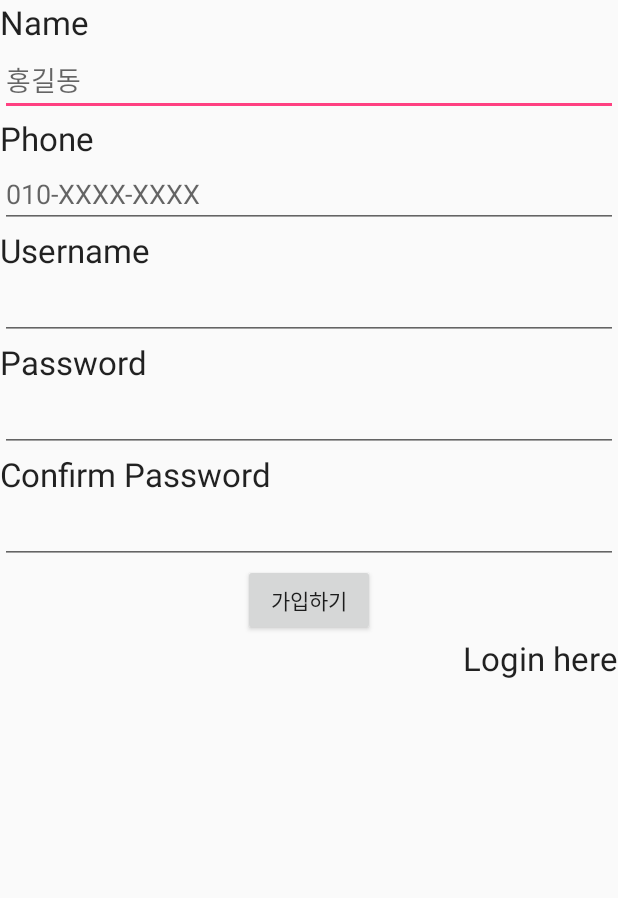
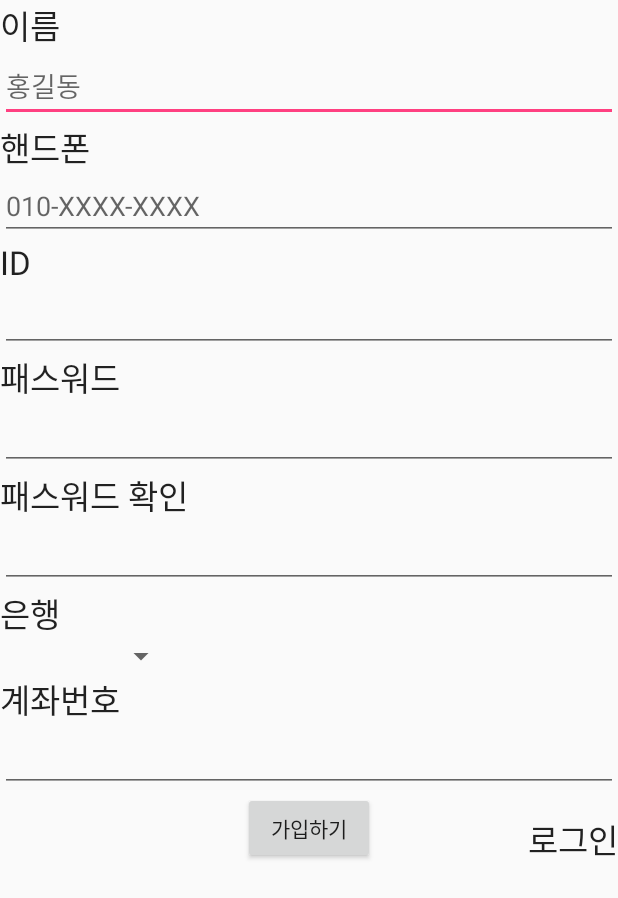
Before and after one commit to kstghkm/Piggy_B, an Android app: the screen it shows after launch (Register), after a tap on "회원가입", on a phone screen of 412 x 824 dp. Shown: the top 898 px of the screen. Run offline under Robolectric (Android 15) with nearby library versions, the phone set to English and light mode, and no system bars.

```diff
--- a/Piggy-B/app/build.gradle
+++ b/Piggy-B/app/build.gradle
@@ -6,7 +6,7 @@ android {
 
     defaultConfig {
         applicationId "company.co.kr.piggy_b"
-        minSdkVersion 23
+        minSdkVersion 19
         targetSdkVersion 23
         versionCode 1
         versionName "1.0"
@@ -21,8 +21,8 @@ android {
 }
 
 dependencies {
-    compile fileTree(dir: 'libs', include: ['*.jar'])
+    compile fileTree(include: ['*.jar'], dir: 'libs')
     testCompile 'junit:junit:4.12'
     compile 'com.android.support:appcompat-v7:23.3.0'
-   // compile 'org.apache.httpcomponents:httpclient:4.5'
+    // compile 'org.apache.httpcomponents:httpclient:4.5'
 }
--- a/Piggy-B/app/src/main/AndroidManifest.xml
+++ b/Piggy-B/app/src/main/AndroidManifest.xml
@@ -1,8 +1,12 @@
 <?xml version="1.0" encoding="utf-8"?>
 <manifest xmlns:android="http://schemas.android.com/apk/res/android"
     package="company.co.kr.piggy_b">
+    <uses-feature
+        android:name="android.hardware.nfc"
+        android:required="true"/>
+    <uses-permission android:name="android.permission.NFC"/>
+    <uses-permission android:name="android.permission.INTERNET"/>
 
-    <uses-permission android:name="android.permission.INTERNET"></uses-permission>
     <application
         android:allowBackup="true"
         android:icon="@mipmap/ic_launcher"
--- /dev/null
+++ b/Piggy-B/app/src/main/java/company/co/kr/piggy_b/BackPressCloseHandler.java
@@ -0,0 +1,36 @@
+package company.co.kr.piggy_b;
+
+import android.app.Activity;
+import android.widget.Toast;
+
+/**
+ * Created by user on 2016-06-05.
+ */
+public class BackPressCloseHandler {
+    private long backKeyPressedTime = 0;
+    private Toast toast;
+    private Activity activity;
+
+    public BackPressCloseHandler(Activity context) {
+        this.activity = context;
+    }
+
+    public void onBackPressed() {
+        if (System.currentTimeMillis() > backKeyPressedTime + 2000) {
+            backKeyPressedTime = System.currentTimeMillis();
+            showGuide();
+            return;
+        }
+        if (System.currentTimeMillis() <= backKeyPressedTime + 2000) {
+            toast.cancel();
+            //activity.finish();
+            System.exit(0);
+            //android.os.Process.killProcess(android.os.Process.myPid());
+        }
+    }
+
+    public void showGuide() {
+        toast = Toast.makeText(activity, "\'뒤로\'버튼을 한번 더 누르시면 종료됩니다.", Toast.LENGTH_SHORT);
+        toast.show();
+    }
+}
--- a/Piggy-B/app/src/main/java/company/co/kr/piggy_b/GetUserCallback.java
+++ b/Piggy-B/app/src/main/java/company/co/kr/piggy_b/GetUserCallback.java
@@ -4,5 +4,5 @@ package company.co.kr.piggy_b;
  * Created by user on 2016-06-01.
  */
 public interface GetUserCallback {
-    public abstract void done(Contact returnedContact);
+    public abstract void done(UserInfo returnedUserInfo);
 }
--- a/Piggy-B/app/src/main/java/company/co/kr/piggy_b/MainActivity.java
+++ b/Piggy-B/app/src/main/java/company/co/kr/piggy_b/MainActivity.java
@@ -4,14 +4,16 @@ import android.content.Intent;
 import android.os.Bundle;
 import android.support.v7.app.AlertDialog;
 import android.support.v7.app.AppCompatActivity;
-import android.util.Log;
 import android.view.View;
+import android.widget.CheckBox;
 import android.widget.EditText;
 
 public class MainActivity extends AppCompatActivity {
-
     EditText etusername, etpassword;
     LocalDB localDB;
+    BackPressCloseHandler backPressCloseHandler;
+    CheckBox autoLogin;
+
     @Override
     protected void onCreate(Bundle savedInstanceState) {
         super.onCreate(savedInstanceState);
@@ -19,29 +21,46 @@ public class MainActivity extends AppCompatActivity {
         localDB = new LocalDB(this);
         etusername = (EditText)findViewById(R.id.TFusername);
         etpassword = (EditText)findViewById(R.id.TFpass);
+        autoLogin = (CheckBox)findViewById(R.id.checkBox);
+        backPressCloseHandler = new BackPressCloseHandler(this);
+        if(autoLogin.isChecked())
+            localDB.setAutoLogin(true);
+        else
+            localDB.setAutoLogin(false);
+        if(localDB.getAutoLogin()) {
+            Intent i = new Intent(MainActivity.this, DisplayInfo.class);
+            startActivity(i);
+        }
     }
+    @Override//뒤로가기 눌렀을 때
+    public void onBackPressed() {
+        backPressCloseHandler.onBackPressed();
+    }
+
+    //로그인 버튼 클릭
     public void onLoginClick(View view){
         String username = etusername.getText().toString();
         String password = etpassword.getText().toString();
+        UserInfo userInfo = new UserInfo(username, password);
 
-        Contact contact = new Contact(username, password);
-        Log.e("uname = " , contact.username);
-        authenticate(contact);
+        authenticate(userInfo);
+    }
 
-    }
-    public  void onRegisterClick(View view){
+    //회원가입 버튼 클릭
+    public void onRegisterClick(View view){
         Intent in = new Intent(MainActivity.this, Register.class);
         startActivity(in);
     }
 
-    private  void  authenticate(Contact contact){
+    //회원인지 판단 DB서버와 통신
+    private void authenticate(UserInfo userInfo){
         ServerRequests serverRequests = new ServerRequests(this);
 
-        serverRequests.fetchDataInBackground(contact, new GetUserCallback() {
+        serverRequests.fetchDataInBackground(userInfo, new GetUserCallback() {
             @Override
-            public void done(Contact returnedContact) {
+            public void done(UserInfo returnedUserInfo) {
 
-                if(returnedContact == null){
+                if(returnedUserInfo == null){
                     // show an error message
                     AlertDialog.Builder builder = new AlertDialog.Builder(MainActivity.this);
                     builder.setMessage("Username, Password don't exist");
@@ -50,7 +69,7 @@ public class MainActivity extends AppCompatActivity {
                 }
                 else {
                     // User log in
-                    localDB.storeData(returnedContact);
+                    localDB.storeData(returnedUserInfo);
                     localDB.setUserLoggedIn(true);
 
                     Intent intent = new Intent(MainActivity.this, DisplayInfo.class);
@@ -59,4 +78,5 @@ public class MainActivity extends AppCompatActivity {
             }
         });
     }
+
 }
--- a/Piggy-B/app/src/main/java/company/co/kr/piggy_b/Register.java
+++ b/Piggy-B/app/src/main/java/company/co/kr/piggy_b/Register.java
@@ -4,16 +4,20 @@ import android.app.Activity;
 import android.content.Intent;
 import android.os.Bundle;
 import android.view.View;
+import android.widget.AdapterView;
+import android.widget.ArrayAdapter;
 import android.widget.EditText;
+import android.widget.Spinner;
 import android.widget.Toast;
 
 /**
  * Created by user on 2016-05-25.
  */
-public class Register extends Activity{
+public class Register extends Activity implements AdapterView.OnItemSelectedListener {
 
-    EditText etname, etphone, etusername, etpassword, etconfirm_password;
-
+    EditText etname, etphone, etusername, etpassword, etconfirm_password, etaccount;
+    Spinner spinner;
+    String bank = null;
     @Override
     protected void onCreate(Bundle savedInstanceState) {
         super.onCreate(savedInstanceState);
@@ -24,8 +28,24 @@ public class Register extends Activity{
         etusername = (EditText)findViewById(R.id.ETuname);
         etpassword = (EditText)findViewById(R.id.ETpass1);
         etconfirm_password = (EditText)findViewById(R.id.ETpass2);
+        spinner = (Spinner)findViewById(R.id.spinner);
+        etaccount = (EditText)findViewById(R.id.ETaccount);
+
+        //은행 선택 spinner
+        ArrayAdapter adapter = ArrayAdapter.createFromResource(this, R.array.bank_list, android.R.layout.simple_spinner_item);
+        adapter.setDropDownViewResource(android.R.layout.simple_spinner_dropdown_item);
+        spinner.setAdapter(adapter);
+        spinner.setOnItemSelectedListener(this);
     }
 
+    @Override
+    public void onItemSelected(AdapterView<?> parent, View view, int position, long id) {
+        bank = parent.getItemAtPosition(position).toString();
+    }
+
+    @Override
+    public void onNothingSelected(AdapterView<?> parent) {
+    }
     public void onRegisterClick(View view){
 
         String str_name = etname.getText().toString();
@@ -33,23 +53,26 @@ public class Register extends Activity{
         String str_uname = etusername.getText().toString();
         String str_pass1 = etpassword.getText().toString();
         String str_pass2 = etconfirm_password.getText().toString();
+        String str_account = etaccount.getText().toString();
+        UserInfo userInfo;
 
-        Contact contact;
-
-        if(str_pass1.equals(str_pass2)){
-            contact = new Contact(str_name, str_phone, str_uname, str_pass1);
+        if(bank != null && str_account != null) {
+            if (str_pass1.equals(str_pass2)) {
+                userInfo = new UserInfo(str_name, str_phone, str_uname, str_pass1, bank, str_account, 0);
                 ServerRequests serverRequests = new ServerRequests(this);
-            serverRequests.storeDataInBackground(contact, new GetUserCallback() {
+                serverRequests.storeDataInBackground(userInfo, new GetUserCallback() {
                     @Override
-                public void done(Contact returnedContact) {
+                    public void done(UserInfo returnedUserInfo) {
                         Intent intent = new Intent(Register.this, MainActivity.class);
                         startActivity(intent);
                     }
                 });
+            } else {
+                Toast.makeText(this, "비밀번호가 일치하지 않습니다!", Toast.LENGTH_LONG).show();
             }
-        else{
-            Toast.makeText(this, "Passwords don't match! Enter again!", Toast.LENGTH_LONG).show();
         }
+        else
+            Toast.makeText(this, "계좌를 입력하세요", Toast.LENGTH_LONG).show();
 
     }
     public void onLoginClick(View view){
--- a/Piggy-B/app/src/main/res/layout/register.xml
+++ b/Piggy-B/app/src/main/res/layout/register.xml
@@ -1,5 +1,5 @@
 <?xml version="1.0" encoding="utf-8"?>
-<LinearLayout xmlns:android="http://schemas.android.com/apk/res/android"
+<RelativeLayout xmlns:android="http://schemas.android.com/apk/res/android"
     android:layout_width="match_parent"
     android:layout_height="match_parent"
     android:orientation="vertical">
@@ -8,50 +8,57 @@
         android:layout_width="wrap_content"
         android:layout_height="wrap_content"
         android:textAppearance="?android:attr/textAppearanceLarge"
-        android:text="Name"
+        android:text="이름"
         android:id="@+id/textView4" />
 
     <EditText
         android:layout_width="match_parent"
         android:layout_height="wrap_content"
+        android:layout_below="@id/textView4"
         android:id="@+id/ETname"
         android:hint="홍길동" />
 
     <TextView
         android:layout_width="wrap_content"
         android:layout_height="wrap_content"
+        android:layout_below="@id/ETname"
         android:textAppearance="?android:attr/textAppearanceLarge"
-        android:text="Phone"
+        android:text="핸드폰"
         android:id="@+id/textView5" />
 
     <EditText
         android:layout_width="match_parent"
         android:layout_height="wrap_content"
+        android:layout_below="@id/textView5"
         android:id="@+id/ETphone"
         android:hint="010-XXXX-XXXX" />
 
     <TextView
         android:layout_width="wrap_content"
         android:layout_height="wrap_content"
+        android:layout_below="@id/ETphone"
         android:textAppearance="?android:attr/textAppearanceLarge"
-        android:text="Username"
+        android:text="ID"
         android:id="@+id/textView6" />
 
     <EditText
         android:layout_width="match_parent"
         android:layout_height="wrap_content"
+        android:layout_below="@id/textView6"
         android:id="@+id/ETuname" />
 
     <TextView
         android:layout_width="wrap_content"
         android:layout_height="wrap_content"
+        android:layout_below="@id/ETuname"
         android:textAppearance="?android:attr/textAppearanceLarge"
-        android:text="Password"
+        android:text="패스워드"
         android:id="@+id/textView7" />
 
     <EditText
         android:layout_width="match_parent"
         android:layout_height="wrap_content"
+        android:layout_below="@id/textView7"
         android:inputType="textPassword"
         android:ems="10"
         android:id="@+id/ETpass1" />
@@ -59,16 +66,50 @@
     <TextView
         android:layout_width="wrap_content"
         android:layout_height="wrap_content"
+        android:layout_below="@id/ETpass1"
         android:textAppearance="?android:attr/textAppearanceLarge"
-        android:text="Confirm Password"
+        android:text="패스워드 확인"
         android:id="@+id/textView8" />
 
     <EditText
         android:layout_width="match_parent"
         android:layout_height="wrap_content"
+        android:layout_below="@id/textView8"
         android:inputType="textPassword"
         android:ems="10"
         android:id="@+id/ETpass2" />
+
+    <TextView
+        android:layout_width="wrap_content"
+        android:layout_height="wrap_content"
+        android:layout_below="@id/ETpass2"
+        android:textAppearance="?android:attr/textAppearanceLarge"
+        android:text="@string/bank"
+        android:id="@+id/textView17" />
+
+    <Spinner
+        android:layout_width="wrap_content"
+        android:layout_height="wrap_content"
+        android:layout_below="@id/textView17"
+        android:id="@+id/spinner"
+        android:prompt="@string/bank"
+        android:clickable="false" />
+
+    <TextView
+        android:layout_width="wrap_content"
+        android:layout_height="wrap_content"
+        android:layout_below="@id/spinner"
+        android:textAppearance="?android:attr/textAppearanceLarge"
+        android:text="계좌번호"
+        android:id="@+id/textView15" />
+
+    <EditText
+        android:layout_width="match_parent"
+        android:layout_height="wrap_content"
+        android:layout_below="@id/textView15"
+        android:inputType="number"
+        android:ems="10"
+        android:id="@+id/ETaccount" />
 
     <Button
         android:layout_width="wrap_content"
@@ -76,15 +117,19 @@
         android:text="가입하기"
         android:id="@+id/Bsignup2"
         android:onClick="onRegisterClick"
-        android:layout_gravity="center_horizontal" />
+        android:layout_gravity="center_horizontal"
+        android:layout_below="@+id/ETaccount"
+        android:layout_centerHorizontal="true" />
 
     <TextView
         android:layout_width="wrap_content"
         android:layout_height="wrap_content"
         android:textAppearance="?android:attr/textAppearanceLarge"
-        android:text="Login here"
+        android:text="로그인"
         android:id="@+id/B_log"
         android:layout_gravity="right"
-        android:onClick="onLoginClick" />
+        android:onClick="onLoginClick"
+        android:layout_alignBottom="@+id/Bsignup2"
+        android:layout_alignParentEnd="true" />
 
-</LinearLayout>
+</RelativeLayout>
--- a/Piggy-B/app/src/main/res/values/strings.xml
+++ b/Piggy-B/app/src/main/res/values/strings.xml
@@ -1,4 +1,15 @@
 <resources>
     <string name="app_name">Piggy-B</string>
     <string name="emptyString" />
+    <string name="bank">은행</string>
+
+    <string-array name="bank_list">
+        <item></item>
+        <item>우리</item>
+        <item>국민</item>
+        <item>신한</item>
+        <item>IBK기업</item>
+        <item>농협</item>
+        <item>우체국</item>
+    </string-array>
 </resources>
```
Also changed, not shown: Piggy-B/app/src/main/java/company/co/kr/piggy_b/Contact.java (deleted, +0 -21 lines), Piggy-B/app/src/main/java/company/co/kr/piggy_b/DisplayInfo.java (+121 -14 lines), Piggy-B/app/src/main/java/company/co/kr/piggy_b/LocalDB.java (+34 -11 lines), Piggy-B/app/src/main/java/company/co/kr/piggy_b/ServerRequests.java (+40 -43 lines), Piggy-B/app/src/main/java/company/co/kr/piggy_b/UserInfo.java (added, +25 -0 lines), Piggy-B/app/src/main/res/layout/activity_main.xml (+15 -3 lines), Piggy-B/app/src/main/res/layout/display_info.xml (+34 -7 lines), 2 other files. Lines whose indentation alone changed are shown as unchanged.
